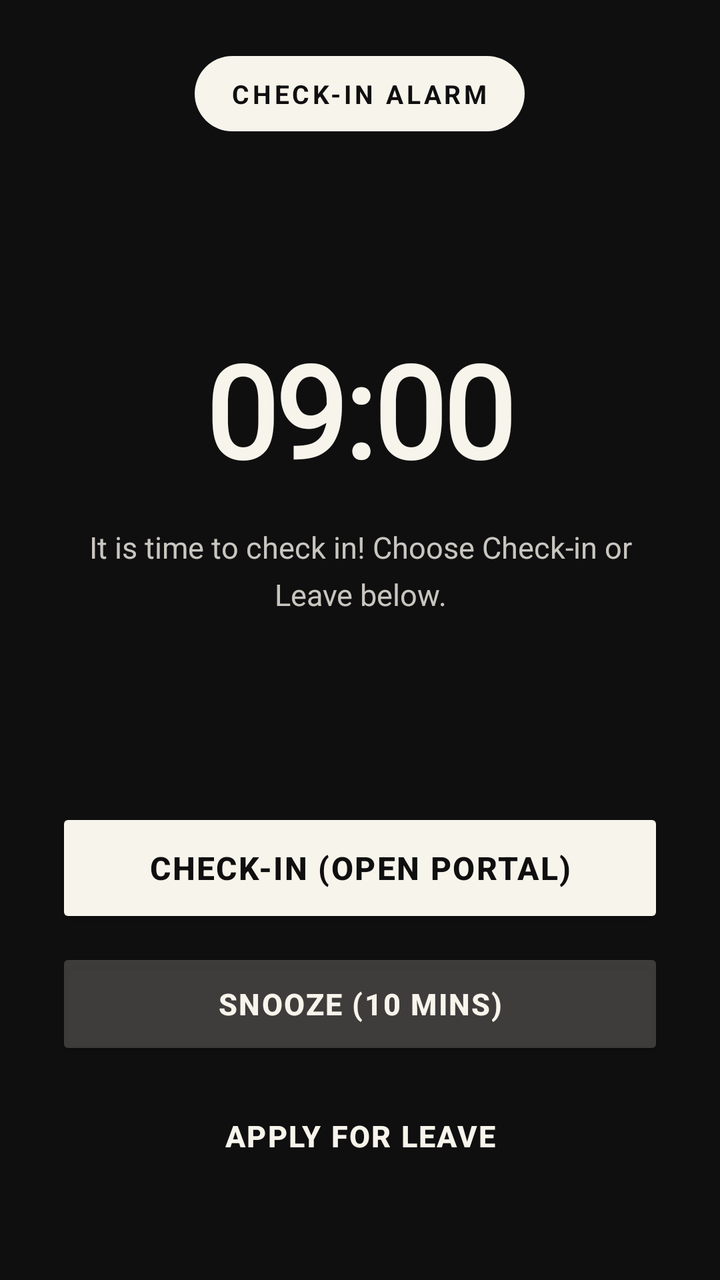
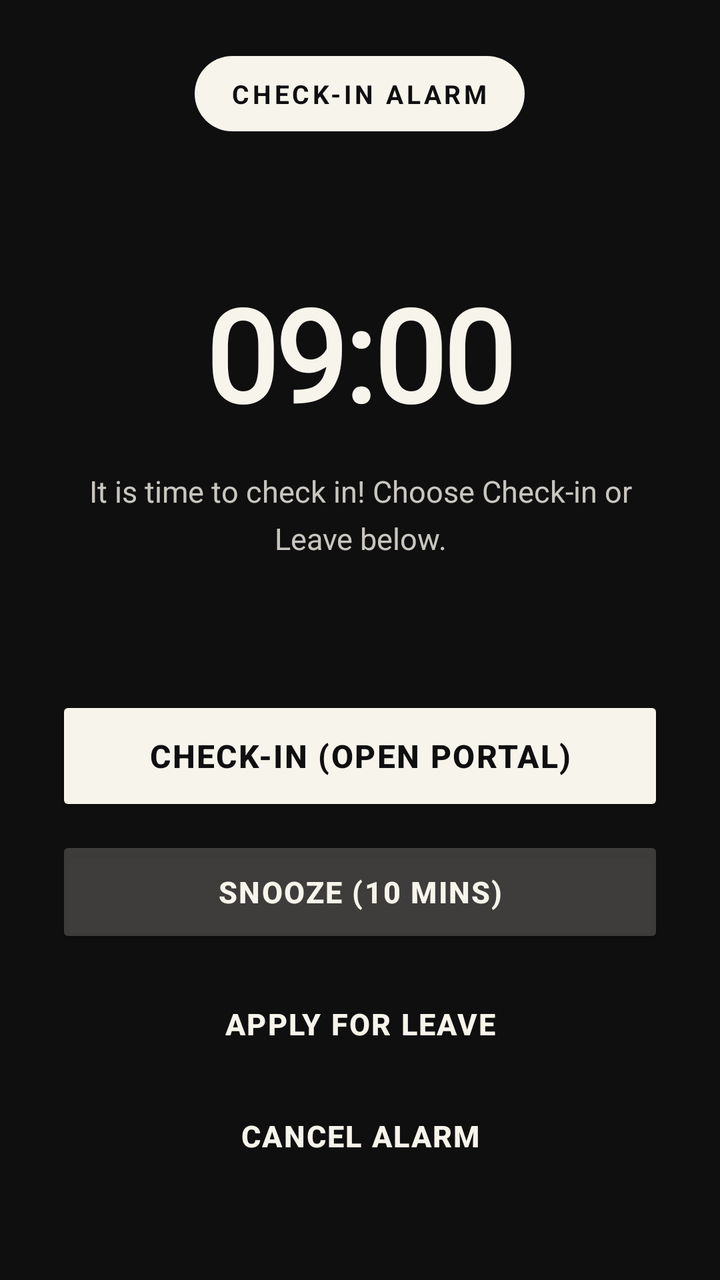

Before-and-after screenshots of an Android layout around one commit, followed by the original layout XML and the change that was made.
<!-- AndroidManifest.xml: activity theme Theme.PingPin.Alarm -->
<!-- res/layout/activity_alarm.xml -->
<?xml version="1.0" encoding="utf-8"?>
<LinearLayout xmlns:android="http://schemas.android.com/apk/res/android"
    android:layout_width="match_parent"
    android:layout_height="match_parent"
    android:background="#0F0F10"
    android:orientation="vertical"
    android:padding="28dp"
    android:gravity="center_vertical">

    <TextView
        android:id="@+id/badge"
        android:layout_width="wrap_content"
        android:layout_height="wrap_content"
        android:layout_gravity="center_horizontal"
        android:paddingHorizontal="18dp"
        android:paddingVertical="10dp"
        android:background="@drawable/badge_bg"
        android:textColor="#0F0F10"
        android:textSize="13sp"
        android:textStyle="bold"
        android:letterSpacing="0.12"
        android:text="CHECK-IN ALARM" />

    <View
        android:layout_width="match_parent"
        android:layout_height="0dp"
        android:layout_weight="1" />

    <TextView
        android:id="@+id/clock"
        android:layout_width="wrap_content"
        android:layout_height="wrap_content"
        android:layout_gravity="center_horizontal"
        android:textColor="#F7F4EB"
        android:textSize="64sp"
        android:textStyle="bold"
        android:fontFamily="@font/google_sans_semibold"
        android:letterSpacing="-0.02"
        android:text="09:00" />

    <TextView
        android:id="@+id/message"
        android:layout_width="match_parent"
        android:layout_height="wrap_content"
        android:layout_marginTop="16dp"
        android:gravity="center"
        android:textColor="#CCF7F4EB"
        android:textSize="15sp"
        android:lineSpacingExtra="6dp"
        android:text="It is time to check in! Choose Check-in or Leave below." />

    <View
        android:layout_width="match_parent"
        android:layout_height="0dp"
        android:layout_weight="1" />

    <Button
        android:id="@+id/primary_btn"
        android:layout_width="match_parent"
        android:layout_height="60dp"
        android:layout_marginBottom="10dp"
        android:backgroundTint="#F7F4EB"
        android:textColor="#0F0F10"
        android:textAllCaps="false"
        android:textSize="16sp"
        android:textStyle="bold"
        android:letterSpacing="0.05"
        android:text="CHECK-IN (OPEN PORTAL)" />

    <Button
        android:id="@+id/snooze_btn"
        android:layout_width="match_parent"
        android:layout_height="56dp"
        android:layout_marginBottom="10dp"
        android:backgroundTint="#33F7F4EB"
        android:textColor="#F7F4EB"
        android:textAllCaps="false"
        android:textSize="15sp"
        android:textStyle="bold"
        android:letterSpacing="0.05"
        android:text="SNOOZE (10 MINS)" />

    <Button
        android:id="@+id/secondary_btn"
        android:layout_width="match_parent"
        android:layout_height="56dp"
        android:background="@android:color/transparent"
        android:textColor="#F7F4EB"
        android:textAllCaps="false"
        android:textSize="15sp"
        android:textStyle="bold"
        android:letterSpacing="0.05"
        android:text="APPLY FOR LEAVE" />

    <View
        android:layout_width="match_parent"
        android:layout_height="16dp" />

</LinearLayout>
<!-- resources referenced by this layout -->
<resources>
  <!-- drawable badge_bg (drawable) -->
  <?xml version="1.0" encoding="utf-8"?>
  <shape xmlns:android="http://schemas.android.com/apk/res/android"
      android:shape="rectangle">
      <solid android:color="#F7F4EB" />
      <corners android:radius="20dp" />
  </shape>
  <style name="Theme.PingPin.Alarm" parent="android:Theme.Material.NoActionBar">
          <item name="android:statusBarColor">@android:color/transparent</item>
          <item name="android:navigationBarColor">@android:color/transparent</item>
          <item name="android:windowBackground">#070A11</item>
          <item name="android:windowLayoutInDisplayCutoutMode">shortEdges</item>
          <item name="android:showWhenLocked">true</item>
          <item name="android:turnScreenOn">true</item>
      </style>
</resources>

<!-- the commit's change to res/layout/activity_alarm.xml (unified diff, before → after) -->
@@ -92,6 +92,18 @@
         android:letterSpacing="0.05"
         android:text="APPLY FOR LEAVE" />
 
+    <Button
+        android:id="@+id/cancel_btn"
+        android:layout_width="match_parent"
+        android:layout_height="56dp"
+        android:background="@android:color/transparent"
+        android:textColor="#F7F4EB"
+        android:textAllCaps="false"
+        android:textSize="15sp"
+        android:textStyle="bold"
+        android:letterSpacing="0.05"
+        android:text="CANCEL ALARM" />
+
     <View
         android:layout_width="match_parent"
         android:layout_height="16dp" />
